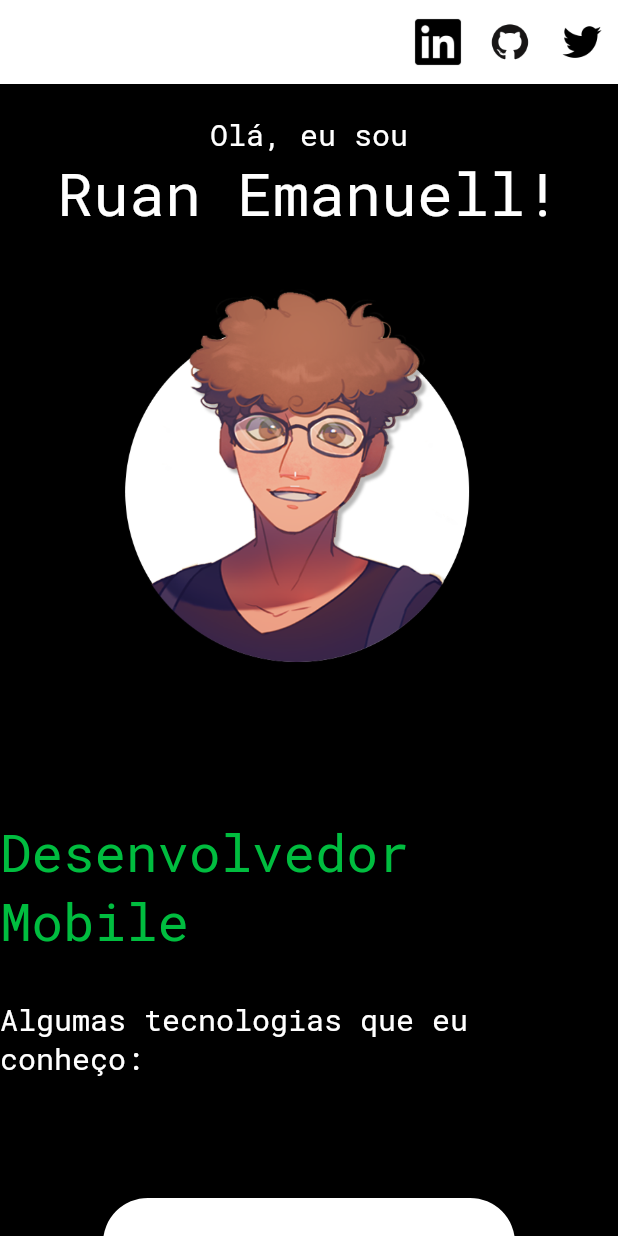
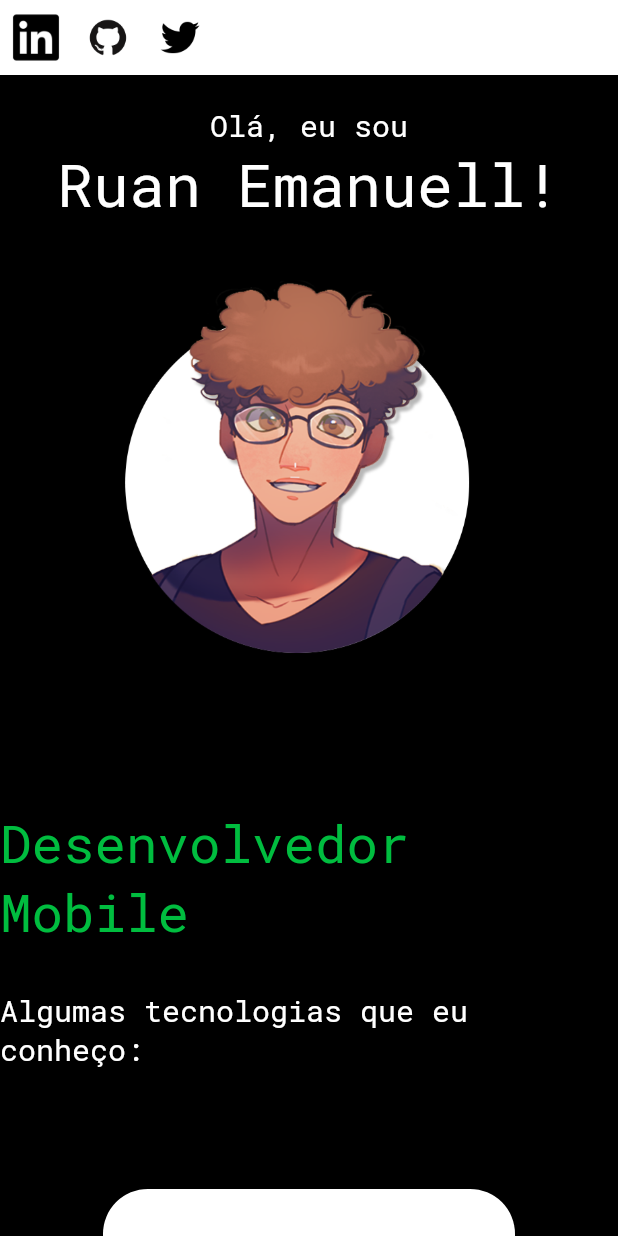
Before and after one commit to RuanEmanuell/portfolio, a Flutter app: the screen it shows after launch, on a phone screen of 412 x 824 dp. Run offline on Flutter 3.47's test engine with Material 2 defaults, Android fonts, the phone set to English and light mode, and no system bars; our stand-ins replace google_fonts.

Commit message:
terceira versão

```diff
--- a/lib/screens/home.dart
+++ b/lib/screens/home.dart
@@ -21,10 +21,20 @@ class _HomeScreen extends State<HomeScreen>{
     var screenHeight=MediaQuery.of(context).size.height;
     var screenWidth=MediaQuery.of(context).size.width;
     return Scaffold(
-      appBar:AppBar(
-        elevation:0,
-        backgroundColor:Colors.white,
-        actions:[
+      body:Container(
+        height:screenHeight,
+        width:screenWidth,
+        decoration:BoxDecoration(
+          color:Colors.black
+        ),
+        child:ListView(
+          children: [
+            Container(
+              height:50,
+              width:screenWidth,
+              color:Colors.white,
+              child: Row(
+                children: [
                   IconButton(
                   icon:Image.asset("assets/images/linkedin.png"),
                   onPressed:(){
@@ -42,17 +52,10 @@ class _HomeScreen extends State<HomeScreen>{
               onPressed:(){
                 launchUrl(twitterUrl);
               }
-          )
-        ]
           ),
-      body:Container(
-        height:screenHeight,
-        width:screenWidth,
-        decoration:BoxDecoration(
-          color:Colors.black
+              ],
               ),
-        child:ListView(
-          children: [
+            ),
             Center(
             child: Container(
               margin:EdgeInsets.only(top: 20),
@@ -115,7 +118,7 @@ class _HomeScreen extends State<HomeScreen>{
                   Container(
                     color:Colors.white,
                     width:screenWidth,
-                    height:screenHeight/1.25,
+                    height:screenHeight,
                     child:Column(
                       children:[
                         Container(
```
Lines whose indentation alone changed are shown as unchanged.
